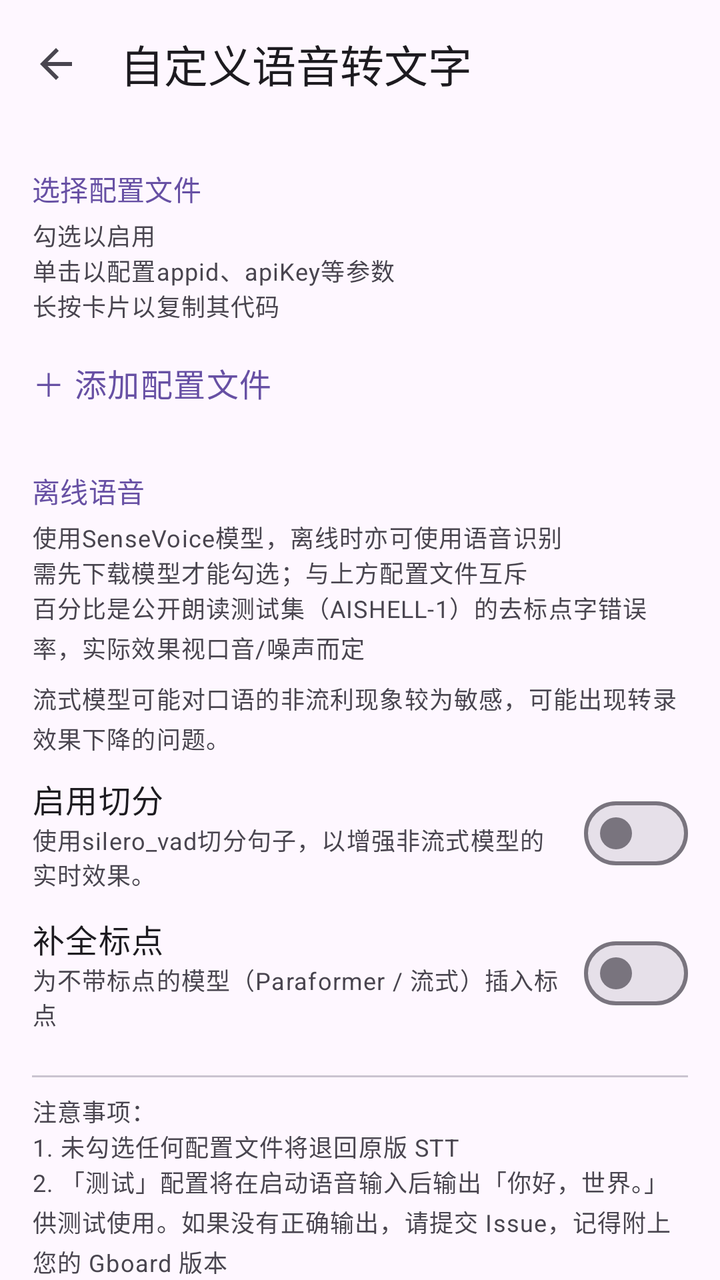
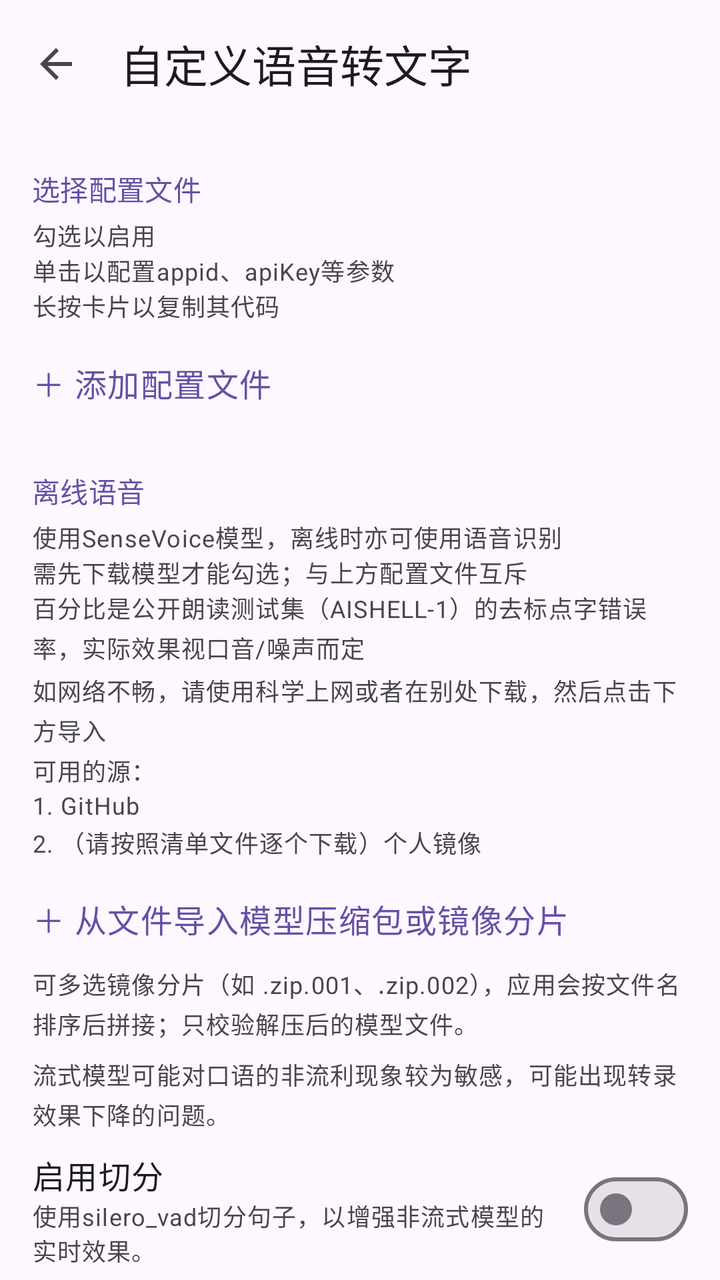

An Android layout rendered at two revisions. The XML below is the earlier revision; the diff shows what the commit changed to produce the second picture.
<!-- AndroidManifest.xml: application theme Theme.GboardExt -->
<!-- res/layout/activity_voice_engine.xml -->
<?xml version="1.0" encoding="utf-8"?>
<LinearLayout xmlns:android="http://schemas.android.com/apk/res/android"
    xmlns:app="http://schemas.android.com/apk/res-auto"
    android:layout_width="match_parent"
    android:layout_height="match_parent"
    android:fitsSystemWindows="true"
    android:orientation="vertical">

    <com.google.android.material.appbar.MaterialToolbar
        android:id="@+id/toolbar"
        android:layout_width="match_parent"
        android:layout_height="?attr/actionBarSize"
        app:navigationIcon="?attr/homeAsUpIndicator"
        app:title="自定义语音转文字" />

    <androidx.core.widget.NestedScrollView
        android:layout_width="match_parent"
        android:layout_height="match_parent"
        android:fitsSystemWindows="true"
        android:fillViewport="true">

        <LinearLayout
            android:layout_width="match_parent"
            android:layout_height="wrap_content"
            android:orientation="vertical"
            android:paddingStart="16dp"
            android:paddingEnd="16dp"
            android:paddingTop="8dp"
            android:paddingBottom="24dp">

            
            <TextView
                style="@style/ImeSectionHeader"
                android:text="选择配置文件" />

            <TextView
                style="@style/ImeNote"
                android:layout_marginTop="4dp"
                android:text="勾选以启用" />
            <TextView
                style="@style/ImeNote"
                android:text="单击以配置appid、apiKey等参数" />
            <TextView
                style="@style/ImeNote"
                android:text="长按卡片以复制其代码" />

            <LinearLayout
                android:id="@+id/list_profiles"
                android:layout_width="match_parent"
                android:layout_height="wrap_content"
                android:orientation="vertical" />

            <TextView
                android:id="@+id/btn_add_profile"
                style="@style/ImeAddButton"
                android:text="＋ 添加配置文件" />

            
            <TextView
                style="@style/ImeSectionHeader"
                android:layout_marginTop="20dp"
                android:text="离线语音" />

            <TextView
                style="@style/ImeNote"
                android:layout_marginTop="4dp"
                android:text="使用SenseVoice模型，离线时亦可使用语音识别" />
            <TextView
                style="@style/ImeNote"
                android:text="需先下载模型才能勾选；与上方配置文件互斥" />
            <TextView
                style="@style/ImeNote"
                android:text="百分比是公开朗读测试集（AISHELL-1）的去标点字错误率，实际效果视口音/噪声而定" />

            <LinearLayout
                android:id="@+id/list_models"
                android:layout_width="match_parent"
                android:layout_height="wrap_content"
                android:orientation="vertical" />

            <TextView
                style="@style/ImeNote"
                android:layout_marginTop="8dp"
                android:text="流式模型可能对口语的非流利现象较为敏感，可能出现转录效果下降的问题。" />
            <LinearLayout
                android:id="@+id/row_vad"
                android:layout_width="match_parent"
                android:layout_height="wrap_content"
                android:layout_marginTop="4dp"
                android:gravity="center_vertical"
                android:orientation="horizontal"
                android:paddingTop="6dp"
                android:paddingBottom="6dp">

                <LinearLayout
                    android:layout_width="0dp"
                    android:layout_height="wrap_content"
                    android:layout_weight="1"
                    android:orientation="vertical">

                    <TextView
                        android:layout_width="match_parent"
                        android:layout_height="wrap_content"
                        android:text="启用切分"
                        android:textAppearance="?attr/textAppearanceBodyLarge"
                        android:textColor="?attr/colorOnSurface" />

                    <TextView
                        android:layout_width="match_parent"
                        android:layout_height="wrap_content"
                        android:text="使用silero_vad切分句子，以增强非流式模型的实时效果。"
                        android:textAppearance="?attr/textAppearanceBodySmall"
                        android:textColor="?attr/colorOnSurfaceVariant" />

                </LinearLayout>

                <com.google.android.material.materialswitch.MaterialSwitch
                    android:id="@+id/sw_vad"
                    android:layout_width="wrap_content"
                    android:layout_height="wrap_content"
                    android:layout_marginStart="10dp"
                    android:minWidth="0dp" />

            </LinearLayout>

            <LinearLayout
                android:id="@+id/row_punct"
                android:layout_width="match_parent"
                android:layout_height="wrap_content"
                android:gravity="center_vertical"
                android:orientation="horizontal"
                android:paddingTop="6dp"
                android:paddingBottom="6dp">

                <LinearLayout
                    android:layout_width="0dp"
                    android:layout_height="wrap_content"
                    android:layout_weight="1"
                    android:orientation="vertical">

                    <TextView
                        android:layout_width="match_parent"
                        android:layout_height="wrap_content"
                        android:text="补全标点"
                        android:textAppearance="?attr/textAppearanceBodyLarge"
                        android:textColor="?attr/colorOnSurface" />

                    <TextView
                        android:layout_width="match_parent"
                        android:layout_height="wrap_content"
                        android:text="为不带标点的模型（Paraformer / 流式）插入标点"
                        android:textAppearance="?attr/textAppearanceBodySmall"
                        android:textColor="?attr/colorOnSurfaceVariant" />

                </LinearLayout>

                <com.google.android.material.materialswitch.MaterialSwitch
                    android:id="@+id/sw_punct"
                    android:layout_width="wrap_content"
                    android:layout_height="wrap_content"
                    android:layout_marginStart="10dp"
                    android:minWidth="0dp" />

            </LinearLayout>

            
            <View
                android:layout_width="match_parent"
                android:layout_height="1dp"
                android:layout_marginTop="16dp"
                android:background="?attr/colorOutlineVariant" />

            
            <LinearLayout
                android:layout_width="match_parent"
                android:layout_height="wrap_content"
                android:orientation="vertical"
                android:paddingTop="8dp">

                <TextView
                    style="@style/ImeNote"
                    android:text="注意事项：" />

                <TextView
                    style="@style/ImeNote"
                    android:text="1. 未勾选任何配置文件将退回原版 STT" />
                <TextView
                    android:id="@+id/tv_note_issue"
                    style="@style/ImeNote"
                    android:text="2. 「测试」配置将在启动语音输入后输出「你好，世界。」供测试使用。如果没有正确输出，请提交 Issue，记得附上您的 Gboard 版本" />
                <TextView
                    style="@style/ImeNote"
                    android:text="3. 所有配置文件均可删除；如果意外删除/覆盖默认配置文件，可点击「恢复内置配置」还原" />
                <TextView
                    style="@style/ImeNote"
                    android:text="4. 长按配置文件卡片可复制代码，粘贴至别处编辑" />
                <TextView
                    style="@style/ImeNote"
                    android:text="5. 导入时以代码里的 engine.id 为唯一识别码，同名会覆盖已有配置" />

            </LinearLayout>

            
            <View
                android:layout_width="match_parent"
                android:layout_height="1dp"
                android:layout_marginTop="16dp"
                android:background="?attr/colorOutlineVariant" />

            <TextView
                android:id="@+id/tv_restore_builtins"
                android:layout_width="match_parent"
                android:layout_height="wrap_content"
                android:paddingTop="12dp"
                android:paddingBottom="12dp"
                android:text="恢复内置配置"
                android:textAppearance="?attr/textAppearanceBodyLarge"
                android:textColor="?attr/colorPrimary"
                android:clickable="true"
                android:focusable="true"
                android:background="?attr/selectableItemBackground" />

            <TextView
                android:id="@+id/tv_force_update"
                android:layout_width="match_parent"
                android:layout_height="wrap_content"
                android:paddingTop="12dp"
                android:paddingBottom="12dp"
                android:text="强制更新配置文件"
                android:textAppearance="?attr/textAppearanceBodyLarge"
                android:textColor="?attr/colorPrimary"
                android:clickable="true"
                android:focusable="true"
                android:background="?attr/selectableItemBackground" />

        </LinearLayout>

    </androidx.core.widget.NestedScrollView>

</LinearLayout>
<!-- resources referenced by this layout -->
<resources>
  <style name="ImeAddButton" parent="">
          <item name="android:layout_width">match_parent</item>
          <item name="android:layout_height">wrap_content</item>
          <item name="android:layout_marginTop">6dp</item>
          <item name="android:paddingTop">12dp</item>
          <item name="android:paddingBottom">12dp</item>
          <item name="android:textAppearance">?attr/textAppearanceBodyLarge</item>
          <item name="android:textColor">?attr/colorPrimary</item>
          <item name="android:clickable">true</item>
          <item name="android:focusable">true</item>
          <item name="android:background">?attr/selectableItemBackground</item>
      </style>
  <style name="ImeNote" parent="">
          <item name="android:layout_width">match_parent</item>
          <item name="android:layout_height">wrap_content</item>
          <item name="android:textAppearance">?attr/textAppearanceBodySmall</item>
          <item name="android:textColor">?attr/colorOnSurfaceVariant</item>
          <item name="android:lineSpacingMultiplier">1.15</item>
      </style>
  <style name="ImeSectionHeader" parent="">
          <item name="android:layout_width">match_parent</item>
          <item name="android:layout_height">wrap_content</item>
          <item name="android:layout_marginTop">12dp</item>
          <item name="android:textAppearance">?attr/textAppearanceTitleSmall</item>
          <item name="android:textColor">?attr/colorPrimary</item>
      </style>
  <style name="Theme.GboardExt" parent="Theme.Material3.DayNight.NoActionBar" />
</resources>

<!-- the commit's change to res/layout/activity_voice_engine.xml (unified diff, before → after) -->
@@ -72,6 +72,21 @@
                 style="@style/ImeNote"
                 android:text="百分比是公开朗读测试集（AISHELL-1）的去标点字错误率，实际效果视口音/噪声而定" />
 
+            <TextView
+                android:id="@+id/tv_model_sources"
+                style="@style/ImeNote"
+                android:layout_marginTop="4dp"
+                android:text="如网络不畅，请使用科学上网或者在别处下载，然后点击下方导入&#10;可用的源：&#10;1. GitHub&#10;2. （请按照清单文件逐个下载）个人镜像" />
+
+            <TextView
+                android:id="@+id/btn_import_model"
+                style="@style/ImeAddButton"
+                android:text="＋ 从文件导入模型压缩包或镜像分片" />
+
+            <TextView
+                style="@style/ImeNote"
+                android:text="可多选镜像分片（如 .zip.001、.zip.002），应用会按文件名排序后拼接；只校验解压后的模型文件。" />
+
             <LinearLayout
                 android:id="@+id/list_models"
                 android:layout_width="match_parent"
